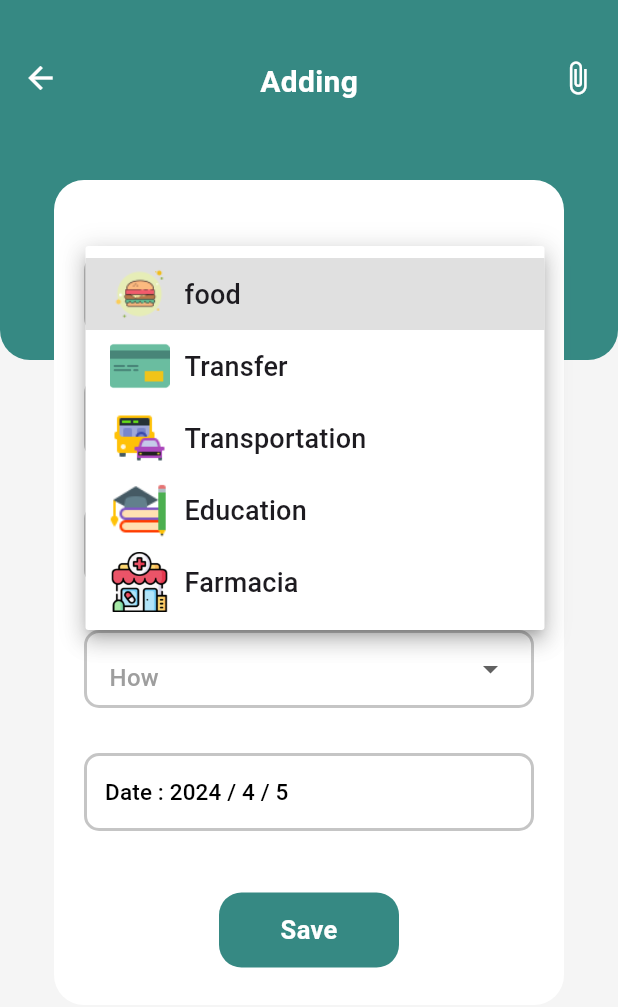
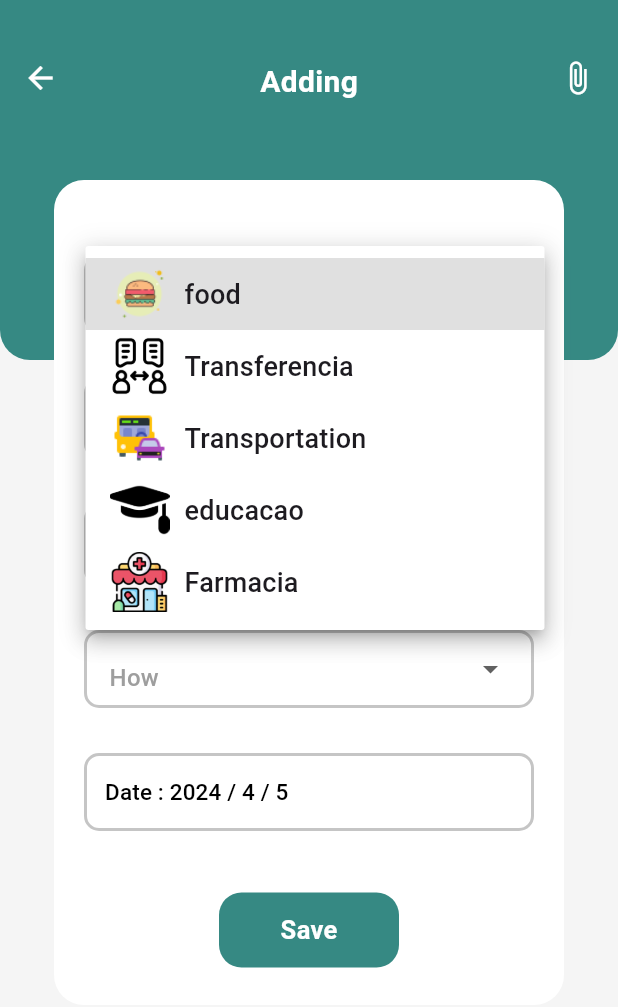
Before and after one commit to Gianfreitas34/app_mm_v2, a Flutter app: the Add_Screen screen opened directly, after a tap on "Name", on a phone screen of 412 x 824 dp. Shown: the top 1007 px of the screen. Run offline on Flutter 3.47's test engine with Material 3 defaults, Android fonts, the phone set to English and light mode, and no system bars; our stand-ins replace hive, hive_flutter, syncfusion_flutter_charts; accounts and stored records are empty.

Commit message:
alterados icones

```diff
--- a/lib/Screens/add.dart
+++ b/lib/Screens/add.dart
@@ -20,9 +20,9 @@ class _Add_ScreenState extends State<Add_Screen> {
   FocusNode amount_ = FocusNode();
   final List<String> _item = [
     'food',
-    "Transfer",
+    "Transferencia",
     "Transportation",
-    "Education",
+    "educacao",
     "Farmacia"
   ];
   final List<String> _itemei = [
--- a/lib/widgets/chart.dart
+++ b/lib/widgets/chart.dart
@@ -3,6 +3,7 @@ import 'package:app_mm_v2/data/model/add_date.dart';
 import 'package:app_mm_v2/data/utlity.dart';
 import 'package:syncfusion_flutter_charts/charts.dart';
 
+// ignore: must_be_immutable
 class Chart extends StatefulWidget {
   int indexx;
   Chart({Key? key, required this.indexx}) : super(key: key);
```
Also changed, not shown: images/Transferencia.png (added), images/educacao.png (added), pubspec.lock.
